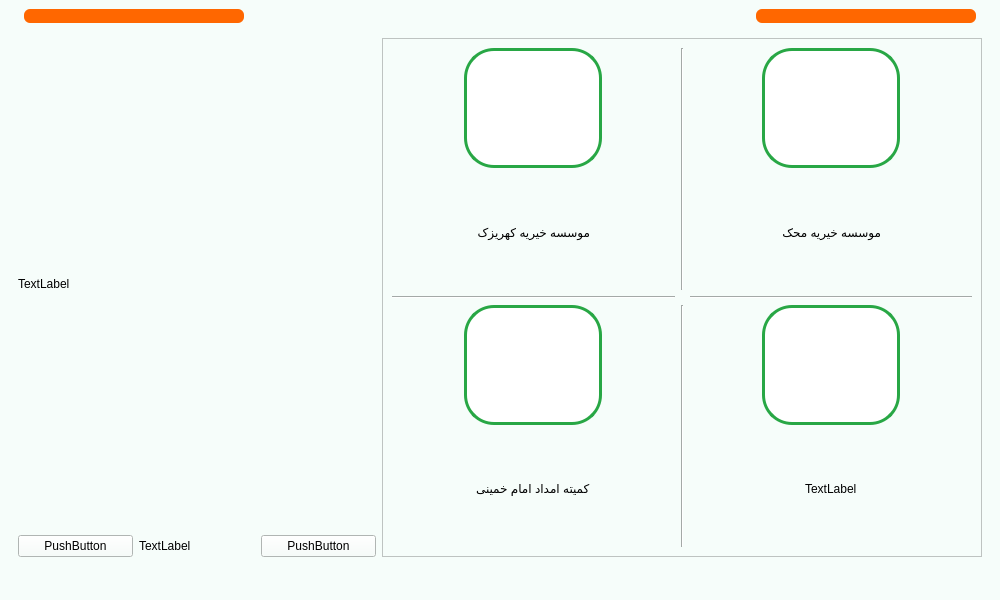
Qt form main.ui (Farazist/raspberrypi-app) before a commit.
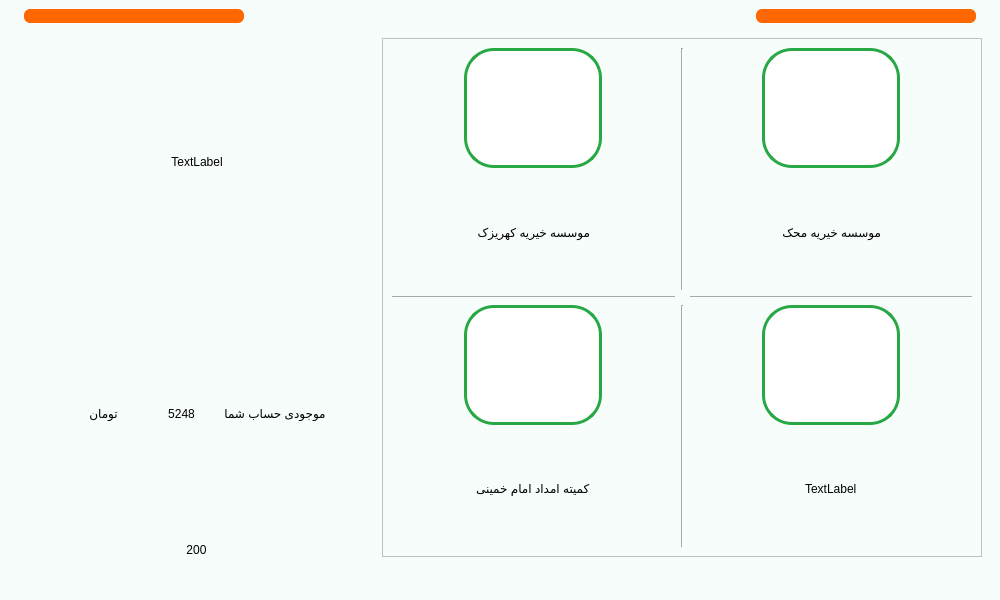
The same form after that commit. Icons and pictures are not drawn.

```diff
--- a/main.ui
+++ b/main.ui
@@ -3336,33 +3336,164 @@
        <layout class="QHBoxLayout" name="horizontalLayout_25">
         <item>
          <layout class="QVBoxLayout" name="verticalLayout_34">
-          <item>
-           <widget class="QLabel" name="label_17">
+          <property name="leftMargin">
+           <number>50</number>
+          </property>
+          <property name="rightMargin">
+           <number>50</number>
+          </property>
+          <item alignment="Qt::AlignHCenter">
+           <widget class="QLabel" name="lblSelectedCharity">
+            <property name="styleSheet">
+             <string notr="true">font: 26pt &quot;IRANSans&quot;;
+color:#000000;</string>
+            </property>
             <property name="text">
              <string>TextLabel</string>
             </property>
+            <property name="alignment">
+             <set>Qt::AlignCenter</set>
+            </property>
            </widget>
           </item>
+          <item>
+           <layout class="QHBoxLayout" name="horizontalLayout_27">
+            <item alignment="Qt::AlignHCenter|Qt::AlignVCenter">
+             <widget class="QLabel" name="label_23">
+              <property name="styleSheet">
+               <string notr="true">font: 26pt &quot;IRANSans&quot;;
+color:#000000;</string>
+              </property>
+              <property name="text">
+               <string>تومان</string>
+              </property>
+              <property name="alignment">
+               <set>Qt::AlignCenter</set>
+              </property>
+             </widget>
+            </item>
+            <item alignment="Qt::AlignHCenter|Qt::AlignVCenter">
+             <widget class="QLabel" name="label_21">
+              <property name="styleSheet">
+               <string notr="true">font: 87 32pt &quot;IRANSansFaNum Black&quot;;
+color:#000000;</string>
+              </property>
+              <property name="text">
+               <string>&lt;html&gt;&lt;head/&gt;&lt;body&gt;&lt;p&gt;5248&lt;/p&gt;&lt;/body&gt;&lt;/html&gt;</string>
+              </property>
+              <property name="alignment">
+               <set>Qt::AlignCenter</set>
+              </property>
+             </widget>
+            </item>
+            <item alignment="Qt::AlignHCenter|Qt::AlignVCenter">
+             <widget class="QLabel" name="label_17">
+              <property name="styleSheet">
+               <string notr="true">font: 26pt &quot;IRANSans&quot;;
+color:#000000;</string>
+              </property>
+              <property name="text">
+               <string>موجودی حساب شما</string>
+              </property>
+              <property name="alignment">
+               <set>Qt::AlignCenter</set>
+              </property>
+             </widget>
+            </item>
+           </layout>
+          </item>
           <item>
            <layout class="QHBoxLayout" name="horizontalLayout_26">
-            <item>
+            <property name="leftMargin">
+             <number>50</number>
+            </property>
+            <property name="rightMargin">
+             <number>50</number>
+            </property>
+            <item alignment="Qt::AlignRight">
              <widget class="QPushButton" name="pushButton_4">
+              <property name="minimumSize">
+               <size>
+                <width>0</width>
+                <height>0</height>
+               </size>
+              </property>
+              <property name="maximumSize">
+               <size>
+                <width>16777215</width>
+                <height>16777215</height>
+               </size>
+              </property>
+              <property name="styleSheet">
+               <string notr="true">border: none;
+outline-style: none;</string>
+              </property>
               <property name="text">
-               <string>PushButton</string>
+               <string/>
+              </property>
+              <property name="icon">
+               <iconset>
+                <normaloff>images/icon/unchecked_minus.png</normaloff>images/icon/unchecked_minus.png</iconset>
+              </property>
+              <property name="iconSize">
+               <size>
+                <width>80</width>
+                <height>80</height>
+               </size>
+              </property>
+              <property name="flat">
+               <bool>true</bool>
               </property>
              </widget>
             </item>
-            <item>
+            <item alignment="Qt::AlignHCenter|Qt::AlignVCenter">
              <widget class="QLabel" name="label_15">
+              <property name="styleSheet">
+               <string notr="true">color: rgb(0, 0, 0);
+font: 87 32pt &quot;IRANSansFaNum Black&quot;;</string>
+              </property>
               <property name="text">
-               <string>TextLabel</string>
+               <string>200</string>
+              </property>
+              <property name="alignment">
+               <set>Qt::AlignCenter</set>
               </property>
              </widget>
             </item>
-            <item>
+            <item alignment="Qt::AlignLeft">
              <widget class="QPushButton" name="pushButton_2">
+              <property name="minimumSize">
+               <size>
+                <width>0</width>
+                <height>0</height>
+               </size>
+              </property>
+              <property name="maximumSize">
+               <size>
+                <width>16777215</width>
+                <height>16777215</height>
+               </size>
+              </property>
+              <property name="styleSheet">
+               <string notr="true">border: none;
+outline-style: none;
+</string>
+              </property>
               <property name="text">
-               <string>PushButton</string>
+               <string/>
+              </property>
+              <property name="icon">
+               <iconset>
+                <normaloff>images/icon/unchecked_plus.png</normaloff>images/icon/unchecked_plus.png</iconset>
+              </property>
+              <property name="iconSize">
+               <size>
+                <width>80</width>
+                <height>80</height>
+               </size>
+              </property>
+              <property name="flat">
+               <bool>true</bool>
               </property>
              </widget>
             </item>
```
Left out of the diff: 14 changed lines with no effect on the pictures.
